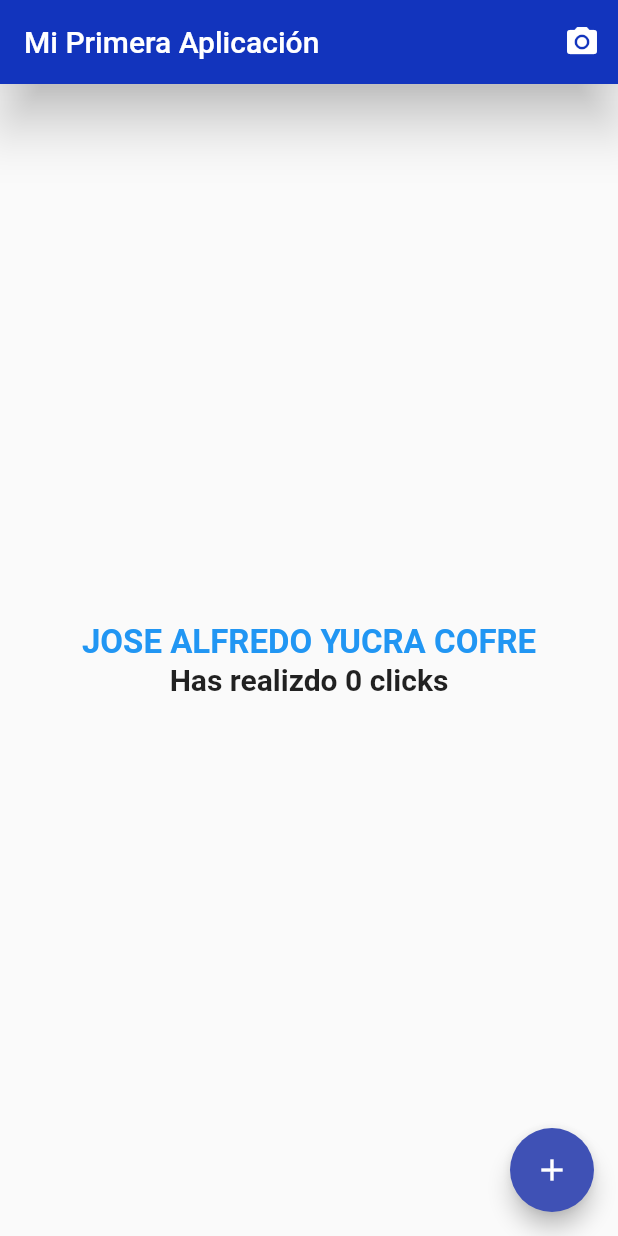
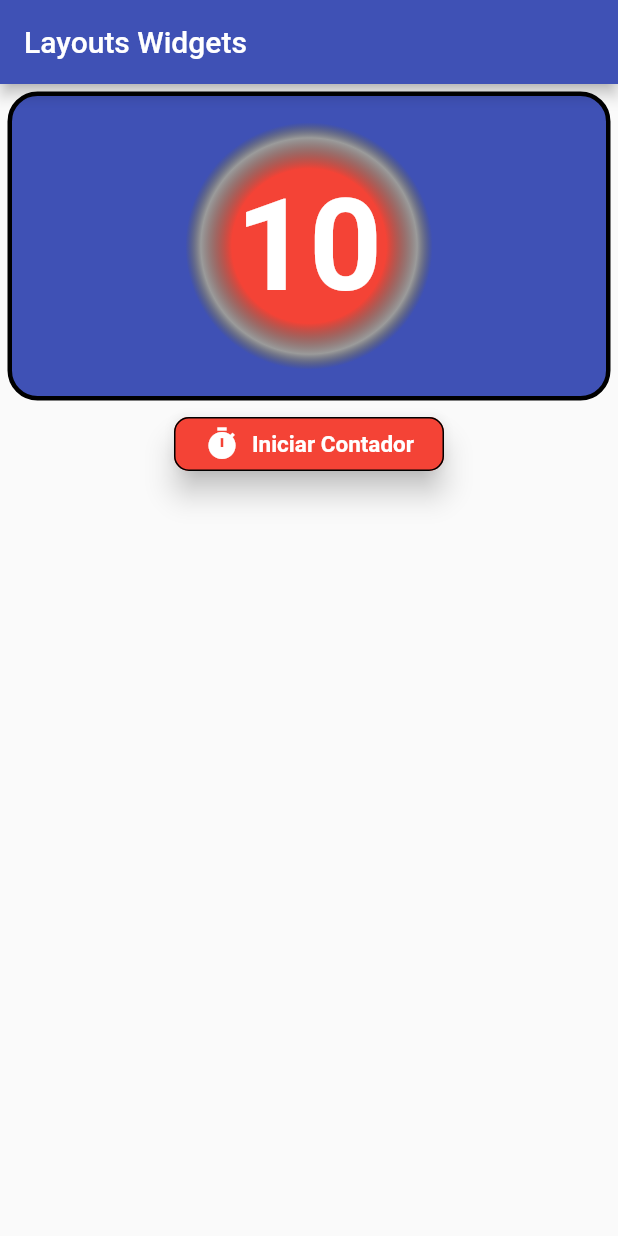
Before and after one commit to jayucraCode/ContadorAPP, a Flutter app: the screen it shows after launch, on a phone screen of 412 x 824 dp. Run offline on Flutter 3.47's test engine with Material 2 defaults, Android fonts, the phone set to English and light mode, and no system bars.

Commit message:
Container

```diff
--- a/lib/main.dart
+++ b/lib/main.dart
@@ -1,4 +1,5 @@
 import 'package:flutter/material.dart';
+import 'package:primerproyecto/pages/container_page.dart';
 import 'package:primerproyecto/pages/home_page.dart';
 
 void main(){
@@ -12,12 +13,15 @@ class MyApp extends StatelessWidget{
        title: "Mi Primera Aplicación",
        debugShowCheckedModeBanner: false,
        theme: ThemeData(
-         primaryColor: Colors.indigo,
-         accentColor: Colors.indigo,
-         primarySwatch: Colors.orange,
+         primarySwatch: Colors.indigo,
+         /*floatingActionButtonTheme: FloatingActionButtonThemeData(
+           backgroundColor: Colors.indigo,
+           elevation: 10.0,
+         ),*/
+         //accentColor: Colors.indigo,
        ),
 
-      home: HomePage()
+      home: ContainerPage(),
 
     );
   }
--- /dev/null
+++ b/lib/pages/container_page.dart
@@ -0,0 +1,113 @@
+import 'dart:async';
+
+import 'package:flutter/cupertino.dart';
+import 'package:flutter/material.dart';
+
+class ContainerPage extends StatefulWidget{
+  @override
+  _ContainerPageState createState()=> _ContainerPageState();
+}
+
+class _ContainerPageState extends State<ContainerPage>{
+
+  Timer _timer;
+
+  int _counter = 10;
+
+  void startDownCounter(){
+
+     _timer = Timer.periodic( Duration(seconds: 1), (timer) {
+
+       setState(() {
+
+          if(_counter<1) {
+            timer.cancel();
+            _counter = 10;
+          }
+          else
+            _counter = _counter -1;
+
+       });
+
+     });
+  }
+
+  @override
+  void dispose() {
+    _timer.cancel();
+    super.dispose();
+  }
+
+  @override
+  Widget build(BuildContext context) {
+    final size = MediaQuery.of(context).size;
+    return Scaffold(
+       appBar: AppBar(
+         title: Text("Layouts Widgets"),
+       ),
+      body: Column(
+         mainAxisAlignment: MainAxisAlignment.start,
+         children: [
+           Padding(
+             padding: const EdgeInsets.all(5.0),
+             child: Container(
+              width: size.width,
+              height: size.height*0.25,
+              alignment: Alignment.center,
+              //margin: const EdgeInsets.all(10.0),
+              decoration: BoxDecoration(
+                //color: Colors.deepOrangeAccent,
+                border: Border.all(width: 3, color: Colors.black),
+                borderRadius: BorderRadius.circular(20.0),
+                gradient: RadialGradient(
+                  colors: [Colors.red, Colors.black38, Colors.indigo],
+                  stops: [0.5,0.7,0.8],
+                )
+
+                /*LinearGradient(
+                  begin: Alignment.centerLeft,
+                  end: Alignment.centerRight,
+                  colors: [Colors.red, Colors.green, Colors.indigo],
+                  stops: [0.35,0.7,0.8],
+                ),*/
+                /*boxShadow: [
+                   BoxShadow(
+                       color: Colors.blue,
+                       blurRadius:10,
+                       offset: Offset(2.0,2.0),
+                   ),
+
+                  BoxShadow(
+                    color: Colors.red,
+                    blurRadius:12,
+                    offset: Offset(2.0,2.0),
+                  ),
+                ],*/
+              ),
+              child: Text(_counter.toString(),style: TextStyle(fontSize: 85, fontWeight: FontWeight.bold, color: Colors.white),),
+             ),
+           ),
+           //SizedBox(height: 100,),
+           RaisedButton.icon(
+             icon: Icon(Icons.timer),
+             color: Colors.red[500],
+             textColor: Colors.white,
+             label: Text("Iniciar Contador", style: TextStyle(fontSize: 15, fontWeight: FontWeight.bold),),
+             shape: RoundedRectangleBorder(
+               borderRadius: BorderRadius.circular(10.0),
+               side: BorderSide(color: Colors.black, width: 1)
+
+             ),
+             splashColor: Colors.indigo,
+             padding: const EdgeInsets.symmetric(horizontal: 20),
+             elevation: 8,
+             onPressed: (){
+              startDownCounter();
+             },
+           )
+         ],
+      ),
+    );
+  }
+
+}
--- a/lib/pages/home_page.dart
+++ b/lib/pages/home_page.dart
@@ -15,8 +15,8 @@ class _HomePageState extends State<HomePage>{
      appBar: AppBar(
        title: Text("Mi Primera Aplicación"),
        //centerTitle: true,
-       backgroundColor: Color(0xff1234bd),
-       elevation: 15,
+       //backgroundColor: Color(0xff1234bd),
+       elevation:15,
        actions: [
          IconButton(
            icon: Icon(Icons.camera_alt),
@@ -31,18 +31,16 @@ class _HomePageState extends State<HomePage>{
           mainAxisAlignment:  MainAxisAlignment.center,
          children: [
             Text("JOSE ALFREDO YUCRA COFRE", style: TextStyle(fontSize: 22, fontWeight: FontWeight.bold, color: Colors.blue ),),
-            Text("Has realizdo $_count clicks",style: TextStyle(fontSize: 20, fontWeight: FontWeight.bold, ),),
+            Text("Has realizado $_count clicks",style: TextStyle(fontSize: 20, fontWeight: FontWeight.bold, ),),
          ],
        ),
      ),
      floatingActionButton: FloatingActionButton(
        child: Icon(Icons.add),
        onPressed: (){
-
          setState(() {
            _count = _count+1;
          });
-
         // print(_count);
        },
      ),
```
